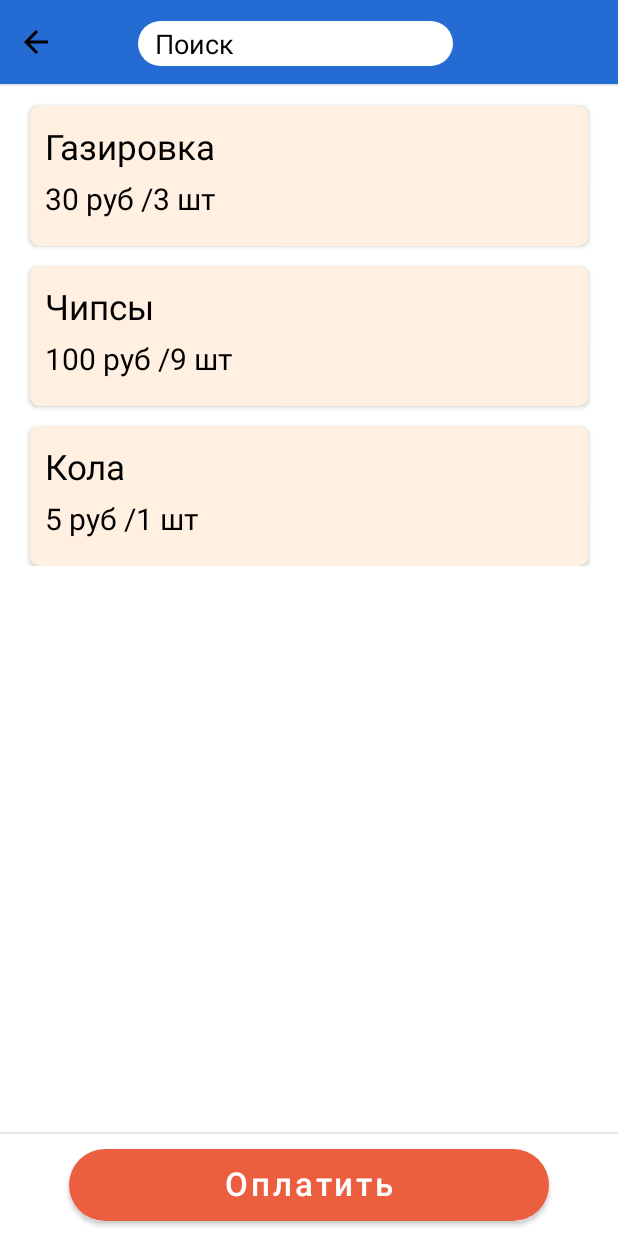
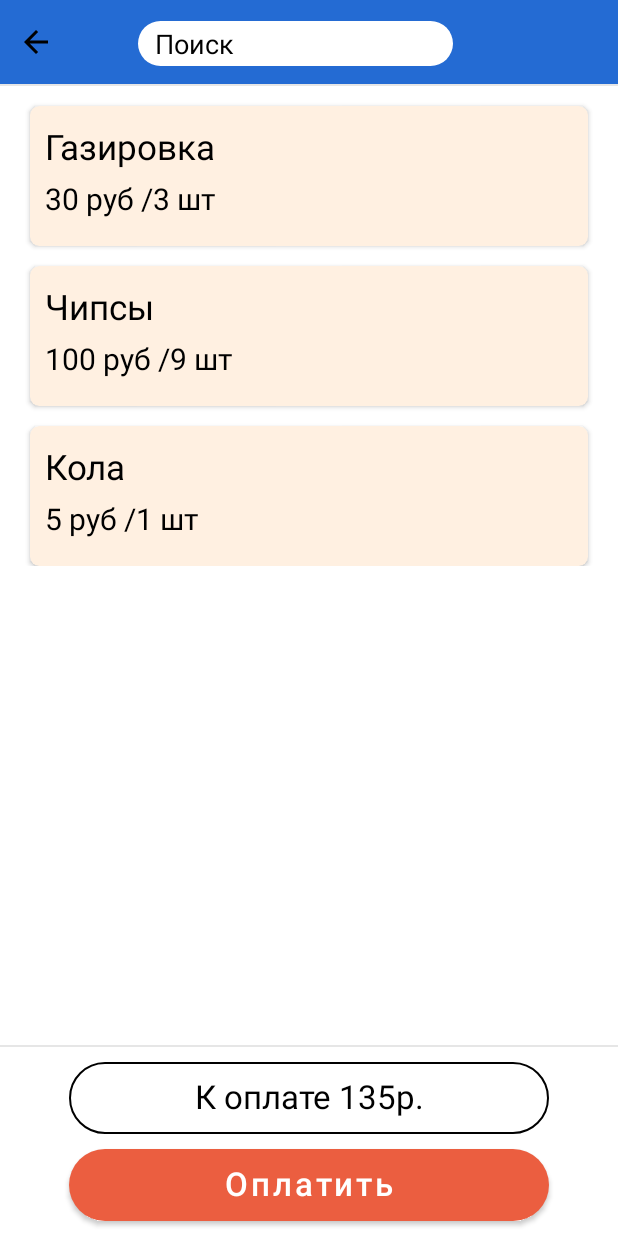
Before and after one commit to Coo3n/Quick-Cheque, an Android app: the screen it shows after launch (MainActivity), on a phone screen of 412 x 824 dp. Run offline under Robolectric (Android 15) with nearby library versions, the phone set to English and light mode, and no system bars; our stand-ins replace RxJava; libraries missing offline, so code that uses them is left out: com.jakewharton.rxbinding2; 1 statement that could not run was skipped.

Commit message:
Added sum to pay

```diff
--- a/app/build.gradle
+++ b/app/build.gradle
@@ -8,7 +8,7 @@ android {
 
     defaultConfig {
         applicationId "com.example.quick_cheque"
-        minSdk 21
+        minSdk 24
         targetSdk 33
         versionCode 1
         versionName "1.0"
--- a/app/src/main/java/com/example/quick_cheque/screens/room_cheque_fragments/PaymentChequeFragment.kt
+++ b/app/src/main/java/com/example/quick_cheque/screens/room_cheque_fragments/PaymentChequeFragment.kt
@@ -54,6 +54,11 @@ class PaymentChequeFragment : Fragment() {
                     filterSearchingItems(it.toString())
                 }
         )
+
+        val sum = listItems.stream()
+            .map { p -> p.price }
+            .reduce(BigDecimal.ZERO, BigDecimal::add)
+        _binding.sum.text = "К оплате " + sum.toString() + "р."
     }
 
     private fun filterSearchingItems(searchText: String) {
--- /dev/null
+++ b/app/src/main/res/drawable/style_payment_sum.xml
@@ -0,0 +1,11 @@
+<?xml version="1.0" encoding="utf-8"?>
+<selector xmlns:android="http://schemas.android.com/apk/res/android">
+    <item>
+        <shape android:shape="rectangle">
+            <stroke android:width="1dp"
+                android:color="@color/black"/>
+            <solid android:color="@color/white" />
+            <corners android:radius="24dp" />
+        </shape>
+    </item>
+</selector>
--- a/app/src/main/res/layout/fragment_payment_cheque.xml
+++ b/app/src/main/res/layout/fragment_payment_cheque.xml
@@ -84,9 +84,31 @@
         android:layout_height="1dp"
         android:layout_marginBottom="10dp"
         android:background="@color/gray"
-        app:layout_constraintBottom_toTopOf="@id/buttonPay"
+        app:layout_constraintBottom_toTopOf="@id/sum"
         app:layout_constraintLeft_toLeftOf="parent"
         app:layout_constraintRight_toRightOf="parent" />
+
+    <TextView
+        android:id="@+id/sum"
+        android:layout_width="320dp"
+        android:layout_height="48dp"
+        android:layout_marginStart="20dp"
+        android:layout_marginEnd="20dp"
+        android:layout_marginBottom="10dp"
+        android:gravity="center"
+        android:paddingTop="1dp"
+        android:paddingBottom="4dp"
+        android:ellipsize="end"
+        android:maxLines="1"
+        android:textColor="@color/black"
+        android:textSize="22sp"
+        tools:text="К оплате 135 р."
+        android:background="@drawable/style_payment_sum"
+        app:layout_constraintBottom_toTopOf="@id/buttonPay"
+        app:layout_constraintBottom_toBottomOf="parent"
+        app:layout_constraintLeft_toLeftOf="parent"
+        app:layout_constraintRight_toRightOf="parent" />
+
 
     <Button
         android:id="@+id/buttonPay"
```
